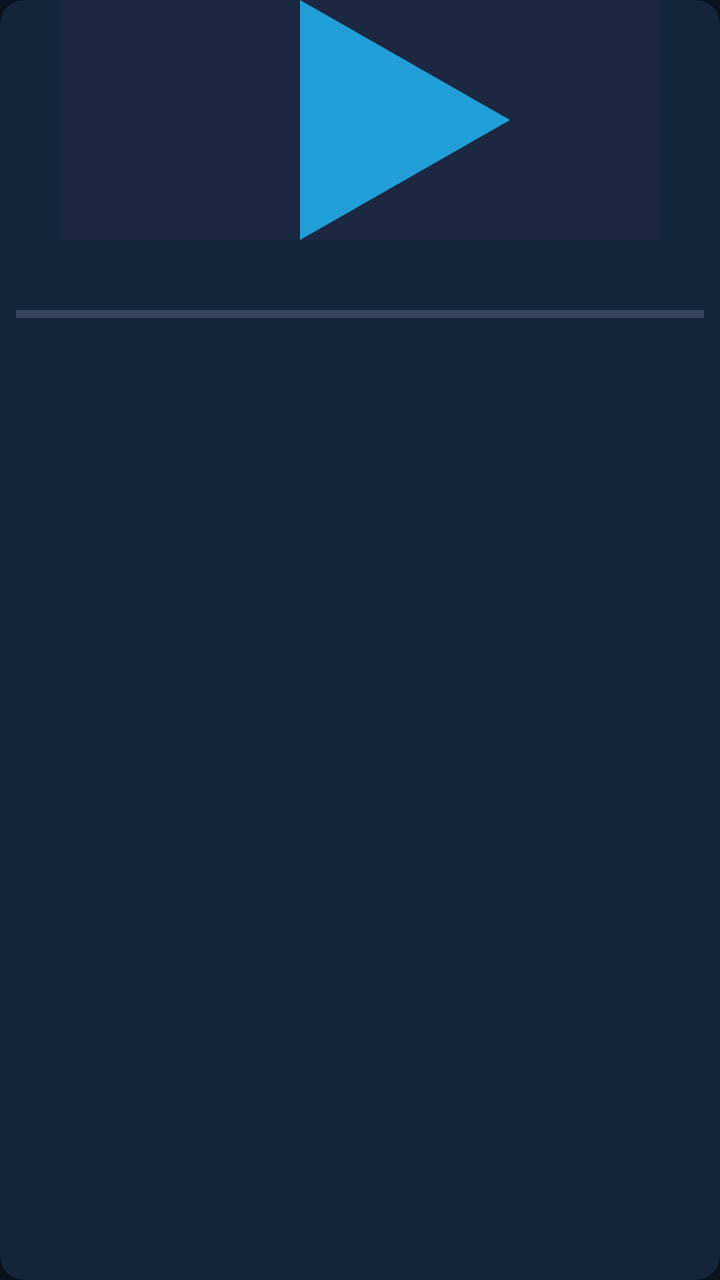
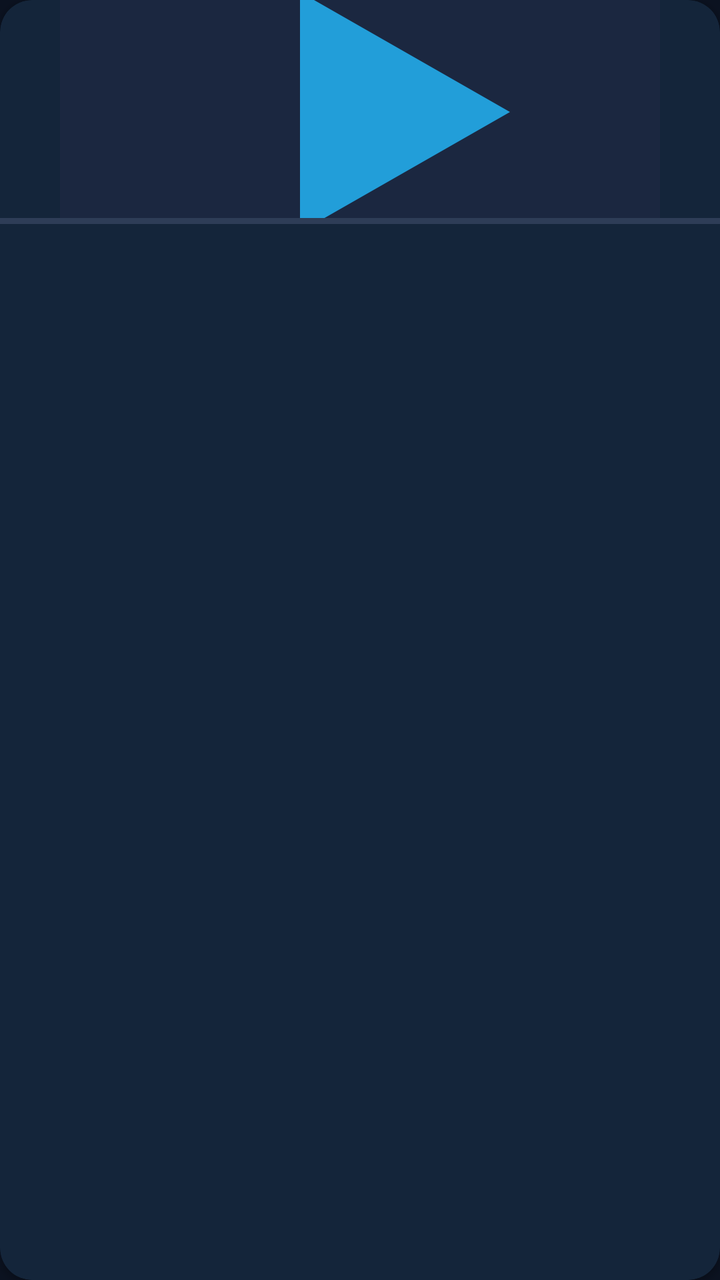

Screens rendered from an Android XML layout before and after an edit, with the pre-edit source and the edit as a unified diff.
<!-- AndroidManifest.xml: application theme Theme.NobiStream -->
<!-- res/layout/item_continue.xml -->
<?xml version="1.0" encoding="utf-8"?>
<com.google.android.material.card.MaterialCardView xmlns:android="http://schemas.android.com/apk/res/android"
    xmlns:app="http://schemas.android.com/apk/res-auto"
    style="@style/Widget.NobiStream.Card"
    android:layout_width="240dp"
    android:layout_height="wrap_content"
    android:layout_marginStart="@dimen/spacing_8"
    android:layout_marginTop="@dimen/spacing_4"
    android:layout_marginBottom="@dimen/spacing_4">

    <LinearLayout
        android:layout_width="match_parent"
        android:layout_height="wrap_content"
        android:orientation="vertical">

        <ImageView
            android:id="@+id/continueThumb"
            android:layout_width="match_parent"
            android:layout_height="120dp"
            android:contentDescription="@string/home_continue_watching"
            android:scaleType="centerCrop"
            android:src="@drawable/ic_video_placeholder" />

        <TextView
            android:id="@+id/continueTitle"
            android:layout_width="match_parent"
            android:layout_height="wrap_content"
            android:maxLines="2"
            android:padding="@dimen/spacing_8"
            android:textColor="@color/text_primary"
            android:textSize="@dimen/text_body" />

        <ProgressBar
            android:id="@+id/continueProgress"
            style="?android:attr/progressBarStyleHorizontal"
            android:layout_width="match_parent"
            android:layout_height="4dp"
            android:layout_marginStart="@dimen/spacing_8"
            android:layout_marginEnd="@dimen/spacing_8"
            android:layout_marginBottom="@dimen/spacing_8"
            android:max="100"
            android:progress="0" />
    </LinearLayout>
</com.google.android.material.card.MaterialCardView>
<!-- resources referenced by this layout -->
<resources>
  <style name="Widget.NobiStream.Card" parent="Widget.Material3.CardView.Elevated">
          <item name="cardCornerRadius">@dimen/corner_medium</item>
          <item name="cardBackgroundColor">@color/surface</item>
          <item name="cardElevation">2dp</item>
      </style>
  <style name="Theme.NobiStream" parent="Theme.Material3.DayNight.NoActionBar">
          <item name="colorPrimary">@color/primary</item>
          <item name="colorPrimaryVariant">@color/primary_dark</item>
          <item name="colorOnPrimary">@color/text_primary</item>
          <item name="android:colorBackground">@color/background</item>
          <item name="colorSurface">@color/surface</item>
          <item name="colorOnSurface">@color/text_primary</item>
          <item name="colorError">@color/error</item>
          <item name="android:textColorPrimary">@color/text_primary</item>
          <item name="android:textColorSecondary">@color/text_secondary</item>
          <item name="android:windowAnimationStyle">@style/Theme.NobiStream.ActivityTransitions</item>
      </style>
  <dimen name="corner_medium">12dp</dimen>
  <!-- unchanged entries left out for length: 13 -->
</resources>

<!-- the commit's change to res/layout/item_continue.xml (unified diff, before → after) -->
@@ -2,7 +2,7 @@
 <com.google.android.material.card.MaterialCardView xmlns:android="http://schemas.android.com/apk/res/android"
     xmlns:app="http://schemas.android.com/apk/res-auto"
     style="@style/Widget.NobiStream.Card"
-    android:layout_width="240dp"
+    android:layout_width="@dimen/continue_card_width"
     android:layout_height="wrap_content"
     android:layout_marginStart="@dimen/spacing_8"
     android:layout_marginTop="@dimen/spacing_4"
@@ -13,32 +13,51 @@
         android:layout_height="wrap_content"
         android:orientation="vertical">
 
-        <ImageView
-            android:id="@+id/continueThumb"
+        <FrameLayout
             android:layout_width="match_parent"
-            android:layout_height="120dp"
-            android:contentDescription="@string/home_continue_watching"
-            android:scaleType="centerCrop"
-            android:src="@drawable/ic_video_placeholder" />
+            android:layout_height="@dimen/continue_thumb_height">
+
+            <ImageView
+                android:id="@+id/continueThumb"
+                android:layout_width="match_parent"
+                android:layout_height="match_parent"
+                android:contentDescription="@string/home_continue_watching"
+                android:scaleType="centerCrop"
+                android:src="@drawable/ic_video_placeholder" />
+
+            <ProgressBar
+                android:id="@+id/continueProgress"
+                style="?android:attr/progressBarStyleHorizontal"
+                android:layout_width="match_parent"
+                android:layout_height="@dimen/progress_bar_height"
+                android:layout_gravity="bottom"
+                android:max="100"
+                android:progress="0"
+                android:progressDrawable="@drawable/progress_video" />
+        </FrameLayout>
 
         <TextView
             android:id="@+id/continueTitle"
             android:layout_width="match_parent"
             android:layout_height="wrap_content"
+            android:fontFamily="sans-serif-medium"
             android:maxLines="2"
-            android:padding="@dimen/spacing_8"
+            android:paddingStart="@dimen/spacing_8"
+            android:paddingTop="@dimen/spacing_8"
+            android:paddingEnd="@dimen/spacing_8"
             android:textColor="@color/text_primary"
             android:textSize="@dimen/text_body" />
 
-        <ProgressBar
-            android:id="@+id/continueProgress"
-            style="?android:attr/progressBarStyleHorizontal"
+        <TextView
+            android:id="@+id/continueMeta"
             android:layout_width="match_parent"
-            android:layout_height="4dp"
-            android:layout_marginStart="@dimen/spacing_8"
-            android:layout_marginEnd="@dimen/spacing_8"
-            android:layout_marginBottom="@dimen/spacing_8"
-            android:max="100"
-            android:progress="0" />
+            android:layout_height="wrap_content"
+            android:maxLines="1"
+            android:paddingStart="@dimen/spacing_8"
+            android:paddingTop="@dimen/spacing_4"
+            android:paddingEnd="@dimen/spacing_8"
+            android:paddingBottom="@dimen/spacing_8"
+            android:textColor="@color/text_secondary"
+            android:textSize="@dimen/text_caption" />
     </LinearLayout>
 </com.google.android.material.card.MaterialCardView>
<!-- resource entries referenced after the edit -->
@@ -1,23 +1,88 @@
 <!-- resources referenced by this layout -->
 <resources>
+  <dimen name="continue_card_width">200dp</dimen>
+  <dimen name="continue_thumb_height">112dp</dimen>
+  <dimen name="progress_bar_height">3dp</dimen>
+  <dimen name="text_caption">12sp</dimen>
+  <!-- drawable progress_video (drawable) -->
+  <?xml version="1.0" encoding="utf-8"?>
+  <layer-list xmlns:android="http://schemas.android.com/apk/res/android">
+      <item android:id="@android:id/background">
+          <shape android:shape="rectangle">
+              <solid android:color="@color/progress_track" />
+          </shape>
+      </item>
+      <item android:id="@android:id/progress">
+          <clip>
+              <shape android:shape="rectangle">
+                  <solid android:color="@color/progress_played" />
+              </shape>
+          </clip>
+      </item>
+  </layer-list>
   <style name="Widget.NobiStream.Card" parent="Widget.Material3.CardView.Elevated">
           <item name="cardCornerRadius">@dimen/corner_medium</item>
           <item name="cardBackgroundColor">@color/surface</item>
-          <item name="cardElevation">2dp</item>
+          <item name="cardElevation">@dimen/elevation_2</item>
       </style>
   <style name="Theme.NobiStream" parent="Theme.Material3.DayNight.NoActionBar">
           <item name="colorPrimary">@color/primary</item>
           <item name="colorPrimaryVariant">@color/primary_dark</item>
           <item name="colorOnPrimary">@color/text_primary</item>
+          <item name="colorSecondary">@color/primary</item>
           <item name="android:colorBackground">@color/background</item>
           <item name="colorSurface">@color/surface</item>
+          <item name="colorSurfaceVariant">@color/surface_variant</item>
           <item name="colorOnSurface">@color/text_primary</item>
+          <item name="colorOnSurfaceVariant">@color/on_surface_variant</item>
           <item name="colorError">@color/error</item>
+          <item name="colorOnError">@color/on_error</item>
           <item name="android:textColorPrimary">@color/text_primary</item>
           <item name="android:textColorSecondary">@color/text_secondary</item>
+          <item name="android:windowLightStatusBar">false</item>
+          <item name="android:windowLightNavigationBar">false</item>
+          <item name="materialAlertDialogTheme">@style/Widget.NobiStream.Dialog</item>
+          <item name="bottomSheetDialogTheme">@style/Theme.NobiStream.BottomSheetDialog</item>
           <item name="android:windowAnimationStyle">@style/Theme.NobiStream.ActivityTransitions</item>
       </style>
-  <dimen name="corner_medium">12dp</dimen>
+  <color name="progress_track">#2E3D57</color>
+  <color name="progress_played">#229ED9</color>
+  <dimen name="corner_medium">16dp</dimen>
+  <dimen name="elevation_2">2dp</dimen>
+  <color name="surface_variant">#1B2740</color>
+  <color name="on_surface_variant">#C4D0E0</color>
+  <color name="on_error">#FFFFFF</color>
+  <style name="Widget.NobiStream.Dialog" parent="ThemeOverlay.Material3.MaterialAlertDialog">
+          <item name="shapeAppearance">@style/Shape.NobiStream.Dialog</item>
+          <item name="buttonBarPositiveButtonStyle">@style/Widget.NobiStream.Button.Text</item>
+          <item name="buttonBarNegativeButtonStyle">@style/Widget.NobiStream.Button.Text</item>
+          <item name="buttonBarNeutralButtonStyle">@style/Widget.NobiStream.Button.Text</item>
+      </style>
+  <style name="Theme.NobiStream.BottomSheetDialog" parent="ThemeOverlay.Material3.BottomSheetDialog">
+          <item name="bottomSheetStyle">@style/Widget.NobiStream.BottomSheet</item>
+      </style>
+  <style name="Shape.NobiStream.Dialog" parent="ShapeAppearance.Material3.MediumComponent">
+          <item name="cornerFamily">rounded</item>
+          <item name="cornerSize">@dimen/corner_dialog</item>
+      </style>
+  <style name="Widget.NobiStream.Button.Text" parent="Widget.Material3.Button.TextButton">
+          <item name="android:minHeight">@dimen/button_height_small</item>
+          <item name="android:textColor">@color/primary</item>
+      </style>
+  <style name="Widget.NobiStream.BottomSheet" parent="Widget.Material3.BottomSheet">
+          <item name="backgroundTint">@color/surface</item>
+          <item name="shapeAppearance">@style/Shape.NobiStream.BottomSheet</item>
+      </style>
+  <dimen name="corner_dialog">24dp</dimen>
+  <dimen name="button_height_small">48dp</dimen>
+  <style name="Shape.NobiStream.BottomSheet" parent="ShapeAppearance.Material3.LargeComponent">
+          <item name="cornerFamily">rounded</item>
+          <item name="cornerSizeTopLeft">@dimen/corner_sheet</item>
+          <item name="cornerSizeTopRight">@dimen/corner_sheet</item>
+          <item name="cornerSizeBottomLeft">0dp</item>
+          <item name="cornerSizeBottomRight">0dp</item>
+      </style>
+  <dimen name="corner_sheet">24dp</dimen>
   <!-- unchanged entries left out for length: 13 -->
 </resources>
 
